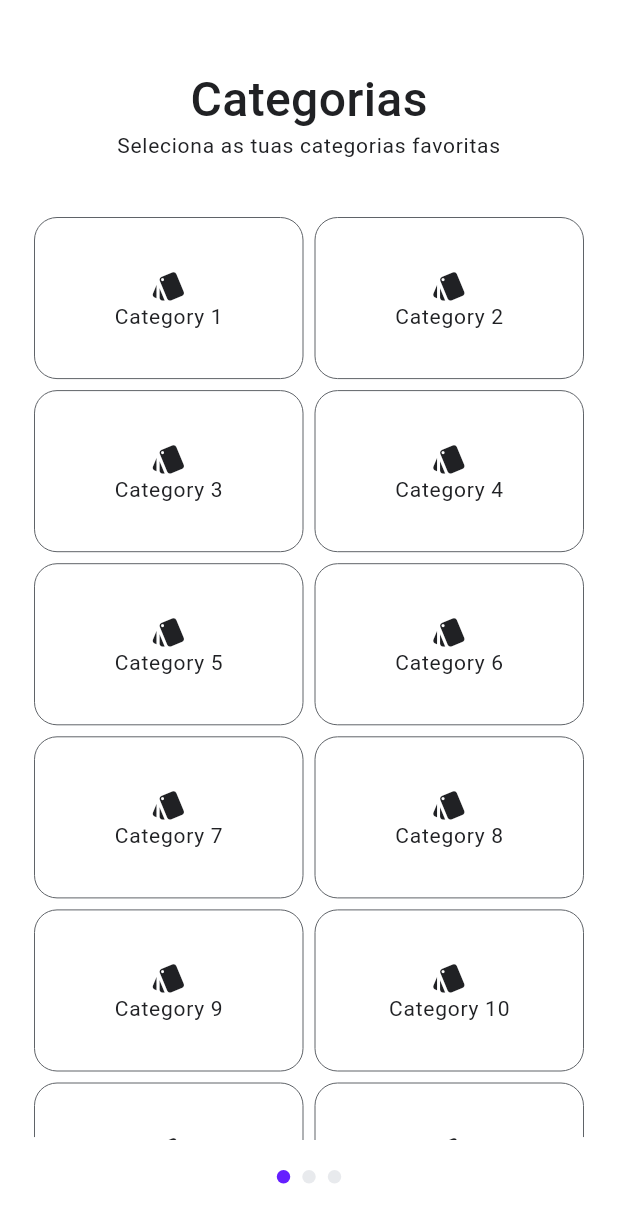
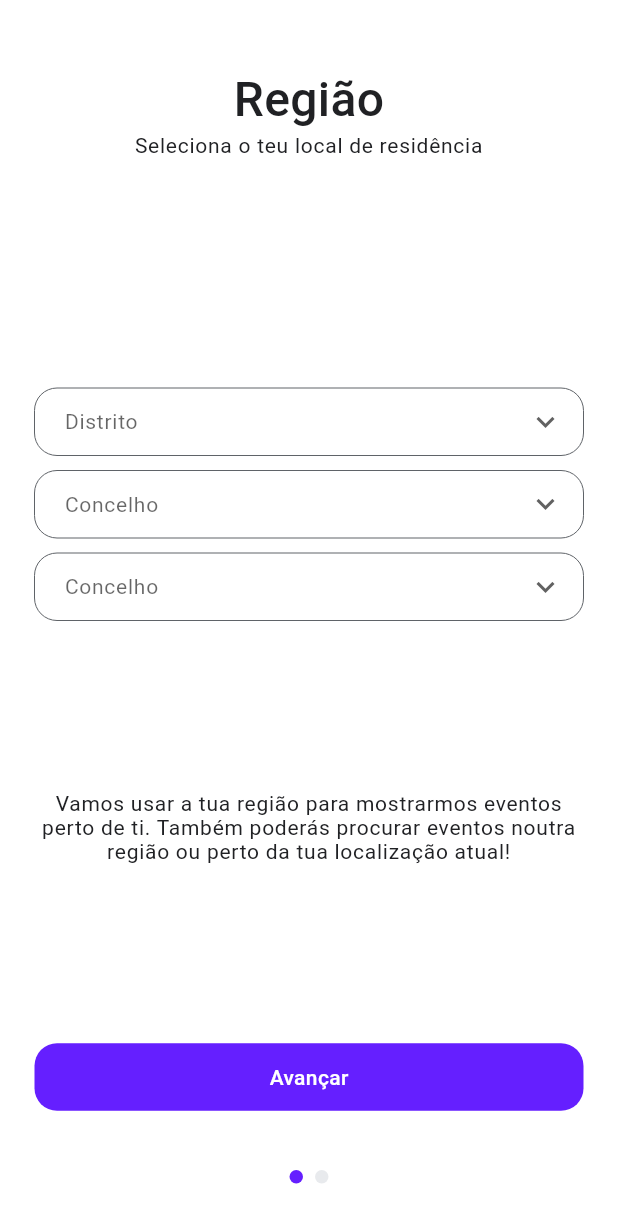
Before and after one commit to ggalambas/events, a Flutter app: the OverviewScreen screen opened by its route, swiped to page 2, on a phone screen of 412 x 824 dp. Shown: the top 1223 px of the screen. Run offline on Flutter 3.47's test engine with Material 2 defaults, Android fonts, the phone set to English and light mode, and no system bars; drawn by our look-alikes of dots_indicator; our stand-ins replace auto_route, cloud_firestore, dartz, faker, firebase_auth, firebase_core and 9 more; missing offline and left inert: flutter_custom_tabs, flutter_facebook_auth, flutter_statusbarcolor; accounts and stored records are empty; generated files the repository leaves out were written again; statements that could not run were skipped.

Commit message:
region selector

```diff
--- a/lib/ui/overview/category_selector.dart
+++ b/lib/ui/overview/category_selector.dart
@@ -9,8 +9,6 @@ class CategorySelector extends StatelessWidget {
     return PageItem(
       title: 'Categorias',
       subtitle: 'Seleciona as tuas categorias favoritas',
-      child: ClipRRect(
-        borderRadius: BorderRadius.circular(kBorderRadiusBig),
       child: GridView.count(
         crossAxisCount: 2,
         childAspectRatio: 5 / 3,
@@ -40,7 +38,6 @@ class CategorySelector extends StatelessWidget {
           ),
         ),
       ),
-      ),
     );
   }
 }
--- /dev/null
+++ b/lib/ui/overview/components/dropdown.dart
@@ -0,0 +1,42 @@
+import 'package:events/config/constants.dart';
+import 'package:flutter/material.dart';
+
+class Dropdown extends StatelessWidget {
+  final String hint;
+  final List<String> items;
+
+  const Dropdown({this.hint, this.items});
+
+  @override
+  Widget build(BuildContext context) {
+    final ThemeData theme = Theme.of(context);
+    return Container(
+      height: kFormItemHeight,
+      margin: EdgeInsets.symmetric(vertical: kInputVertMargin),
+      padding: EdgeInsets.only(
+        left: kInputHorizPadding,
+        right: kInputHorizPadding * 2 / 3,
+      ),
+      decoration: BoxDecoration(
+        border: Border.all(color: theme.colorScheme.onBackground, width: 0),
+        borderRadius: BorderRadius.circular(kBorderRadiusBig),
+      ),
+      child: DropdownButton<String>(
+        isExpanded: true,
+        underline: Container(),
+        hint: Text(hint),
+        icon: Icon(Icons.expand_more),
+        style: theme.textTheme.bodyText1,
+        onChanged: (value) {},
+        items: items
+            .map<DropdownMenuItem<String>>(
+              (String value) => DropdownMenuItem<String>(
+                value: value,
+                child: Text(value),
+              ),
+            )
+            .toList(),
+      ),
+    );
+  }
+}
--- a/lib/ui/overview/components/page_item.dart
+++ b/lib/ui/overview/components/page_item.dart
@@ -30,7 +30,12 @@ class PageItem extends StatelessWidget {
             ],
           ),
         ),
-        Expanded(child: child),
+        Expanded(
+          child: ClipRRect(
+            borderRadius: BorderRadius.circular(kBorderRadiusBig),
+            child: child,
+          ),
+        ),
       ],
     );
   }
--- /dev/null
+++ b/lib/ui/overview/region_selector.dart
@@ -0,0 +1,50 @@
+import 'package:auto_route/auto_route.dart';
+import 'package:events/config/constants.dart';
+import 'package:events/config/routes/router.gr.dart';
+import 'package:events/ui/auth/components/submit_button.dart';
+import 'package:events/ui/overview/components/dropdown.dart';
+import 'package:events/ui/overview/components/page_item.dart';
+import 'package:flutter/material.dart';
+
+class RegionSelector extends StatelessWidget {
+  @override
+  Widget build(BuildContext context) {
+    final ThemeData theme = Theme.of(context);
+    return PageItem(
+      title: 'Região',
+      subtitle: 'Seleciona o teu local de residência',
+      child: Padding(
+        padding: EdgeInsets.all(kGridSpacing),
+        child: Column(
+          mainAxisAlignment: MainAxisAlignment.center,
+          children: [
+            Spacer(),
+            Dropdown(
+              hint: 'Distrito',
+              items: List.generate(18, (i) => 'Distrito ${i + 1}'),
+            ),
+            Dropdown(
+              hint: 'Concelho',
+              items: List.generate(16, (i) => 'Concelho ${i + 1}'),
+            ),
+            Dropdown(
+              hint: 'Concelho',
+              items: List.generate(11, (i) => 'Freguesia ${i + 1}'),
+            ),
+            Spacer(),
+            Text(
+              'Vamos usar a tua região para mostrarmos eventos perto de ti. Também poderás procurar eventos noutra região ou perto da tua localização atual!',
+              style: theme.textTheme.bodyText1,
+              textAlign: TextAlign.center,
+            ),
+            Spacer(),
+            SubmitButton(
+              text: 'Avançar',
+              onPressed: () => ExtendedNavigator.root.pushRegionsScreen(),
+            ),
+          ],
+        ),
+      ),
+    );
+  }
+}
--- a/lib/ui/screens/auth_screen.dart
+++ b/lib/ui/screens/auth_screen.dart
@@ -2,6 +2,7 @@ import 'package:events/app/auth/auth_model.dart';
 import 'package:events/domain/auth/user.dart';
 import 'package:events/providers.dart';
 import 'package:events/ui/screens/login_screen.dart';
+import 'package:events/ui/screens/overview_screen.dart';
 import 'package:events/ui/screens/regions_screen.dart';
 import 'package:flutter/material.dart';
 import 'package:provider/provider.dart';
@@ -17,7 +18,7 @@ class AuthScreen extends StatelessWidget {
           ? MultiProvider(
               providers: userProviders +
                   [Provider<User>.value(value: auth.signedInUser)],
-              child: RegionsScreen(),
+              child: OverviewScreen(), //!
             )
           : LoginScreen();
     }
--- a/lib/ui/screens/overview_screen.dart
+++ b/lib/ui/screens/overview_screen.dart
@@ -1,6 +1,7 @@
 import 'package:dots_indicator/dots_indicator.dart';
 import 'package:events/config/constants.dart';
 import 'package:events/ui/overview/category_selector.dart';
+import 'package:events/ui/overview/region_selector.dart';
 import 'package:flutter/material.dart';
 
 class OverviewScreen extends StatelessWidget {
@@ -11,8 +12,7 @@ class OverviewScreen extends StatelessWidget {
 
     final List<Widget> _pages = [
       CategorySelector(),
-      CategorySelector(),
-      CategorySelector(),
+      RegionSelector(),
     ];
 
     return Scaffold(
```
Lines whose indentation alone changed are shown as unchanged.
